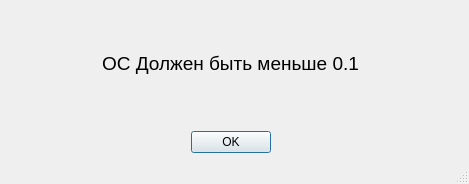
First picture: the form in gui/D_error_page.ui, repository aliensowo/tpugkuudms, before the edit.
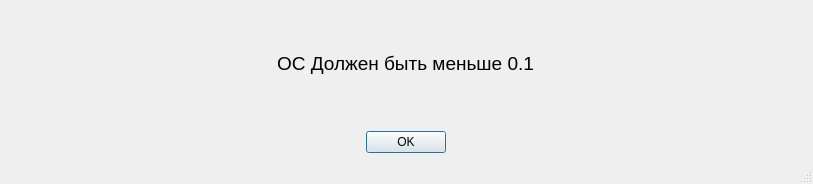
Second picture: the form after the edit.

Diff of the .ui file:
```diff
--- a/gui/D_error_page.ui
+++ b/gui/D_error_page.ui
@@ -6,7 +6,7 @@
    <rect>
     <x>0</x>
     <y>0</y>
-    <width>469</width>
+    <width>813</width>
     <height>184</height>
    </rect>
   </property>
@@ -19,7 +19,7 @@
      <rect>
       <x>0</x>
       <y>2</y>
-      <width>461</width>
+      <width>811</width>
       <height>151</height>
      </rect>
     </property>
```
